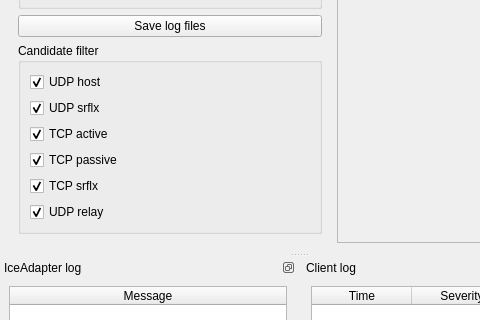
Old version of the form testclient/Testclient.ui in the repository FAForever/ice-adapter; both pictures show x 0 to 480 and y 418 to 738 of the 598 by 927 pixel window.
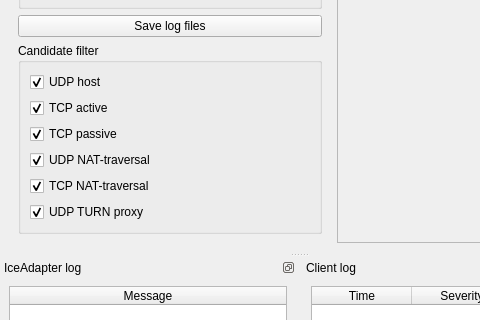
New version of the form. Custom widgets are drawn as their Qt base class.

Commit message: mostly using promises

Patch:
```diff
--- a/testclient/Testclient.ui
+++ b/testclient/Testclient.ui
@@ -230,16 +230,6 @@
             </property>
            </widget>
           </item>
-          <item>
-           <widget class="QCheckBox" name="checkBox_c_udp_srflx">
-            <property name="text">
-             <string>UDP srflx</string>
-            </property>
-            <property name="checked">
-             <bool>true</bool>
-            </property>
-           </widget>
-          </item>
           <item>
            <widget class="QCheckBox" name="checkBox_c_tcp_active">
             <property name="text">
@@ -260,10 +250,20 @@
             </property>
            </widget>
           </item>
+          <item>
+           <widget class="QCheckBox" name="checkBox_c_udp_srflx">
+            <property name="text">
+             <string>UDP NAT-traversal</string>
+            </property>
+            <property name="checked">
+             <bool>true</bool>
+            </property>
+           </widget>
+          </item>
           <item>
            <widget class="QCheckBox" name="checkBox_c_tcp_srflx">
             <property name="text">
-             <string>TCP srflx</string>
+             <string>TCP NAT-traversal</string>
             </property>
             <property name="checked">
              <bool>true</bool>
@@ -273,7 +273,7 @@
           <item>
            <widget class="QCheckBox" name="checkBox_c_udp_relay">
             <property name="text">
-             <string>UDP relay</string>
+             <string>UDP TURN proxy</string>
             </property>
             <property name="checked">
              <bool>true</bool>
```
The commit also changes 2 other files.
